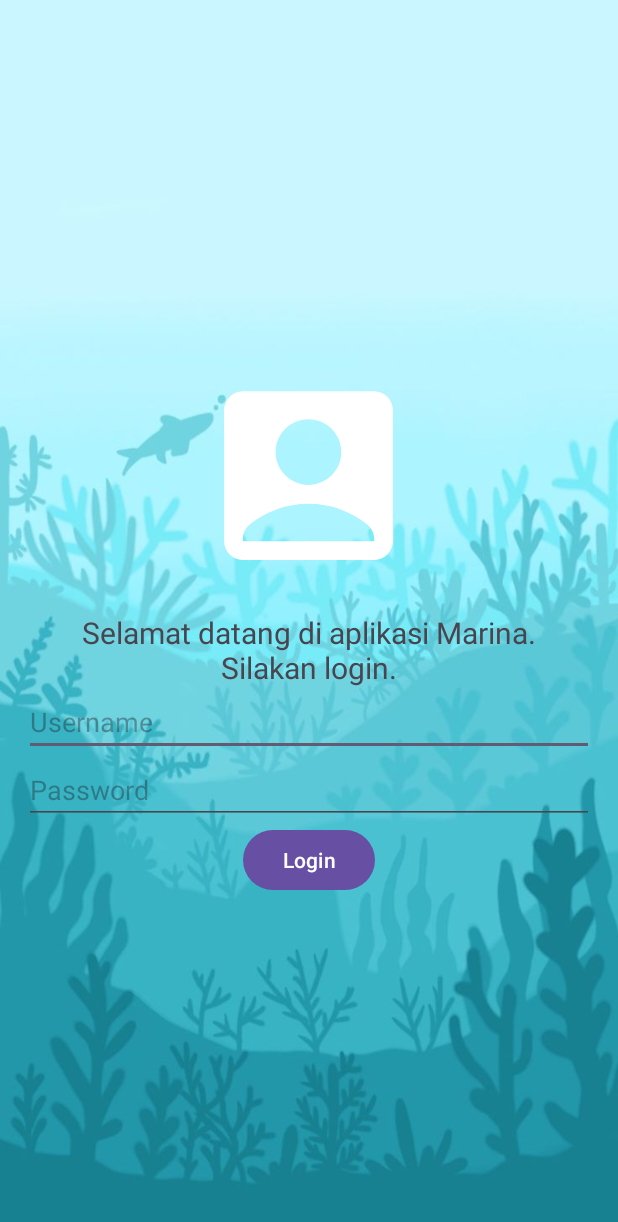
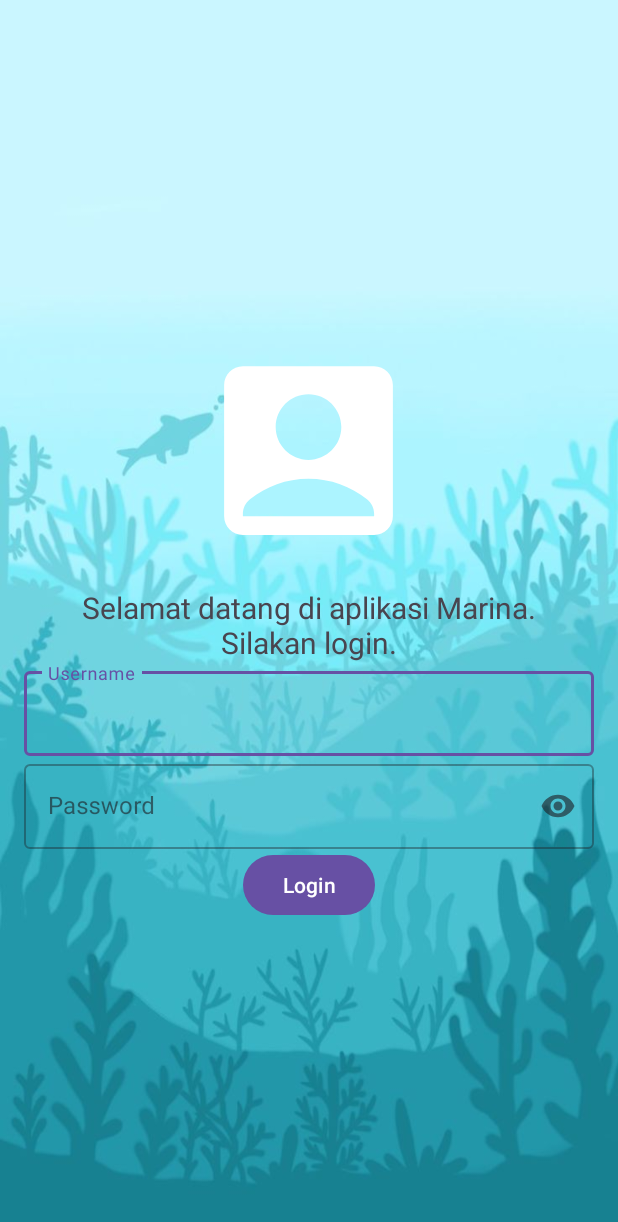
Before and after one commit to DickyKur25/TA-PM-21CDX-DDK, an Android app: the screen it shows after launch (MainActivity), on a phone screen of 412 x 824 dp. Shown: the top 1222 px of the screen. Run offline under Robolectric (Android 15) with nearby library versions, the phone set to English and light mode, and no system bars.

Commit message:
dicky: ubah nama aplikasi menjadi Marina

```diff
--- a/program/Marina/app/src/main/res/layout/activity_main.xml
+++ b/program/Marina/app/src/main/res/layout/activity_main.xml
@@ -27,19 +27,34 @@
         android:text="Selamat datang di aplikasi Marina.\nSilakan login."
         android:textAlignment="center" />
 
-    <EditText
+    <com.google.android.material.textfield.TextInputLayout
+        android:layout_width="match_parent"
+        android:layout_height="wrap_content"
+        style="@style/Widget.MaterialComponents.TextInputLayout.OutlinedBox">
+
+        <com.google.android.material.textfield.TextInputEditText
             android:id="@+id/editTextUsername"
             android:layout_width="match_parent"
             android:layout_height="wrap_content"
             android:hint="Username"
             android:inputType="text" />
 
-    <EditText
+    </com.google.android.material.textfield.TextInputLayout>
+
+    <com.google.android.material.textfield.TextInputLayout
+        android:layout_width="match_parent"
+        android:layout_height="wrap_content"
+        style="@style/Widget.MaterialComponents.TextInputLayout.OutlinedBox"
+        app:endIconMode="password_toggle">
+
+        <com.google.android.material.textfield.TextInputEditText
             android:id="@+id/editTextPassword"
             android:layout_width="match_parent"
             android:layout_height="wrap_content"
             android:hint="Password"
             android:inputType="textPassword" />
+
+    </com.google.android.material.textfield.TextInputLayout>
 
     <Button
         android:id="@+id/buttonLogin"
@@ -47,6 +62,4 @@
         android:layout_height="wrap_content"
         android:text="Login" />
 
-
-
 </LinearLayout>
--- a/program/Marina/app/src/main/res/values/strings.xml
+++ b/program/Marina/app/src/main/res/values/strings.xml
@@ -1,5 +1,5 @@
 <resources>
-    <string name="app_name">test</string>
+    <string name="app_name">Marina</string>
     <string name="username">Username</string>
     <string name="password">Password</string>
     <string name="login">Login</string>
```
Lines whose indentation alone changed are shown as unchanged.
